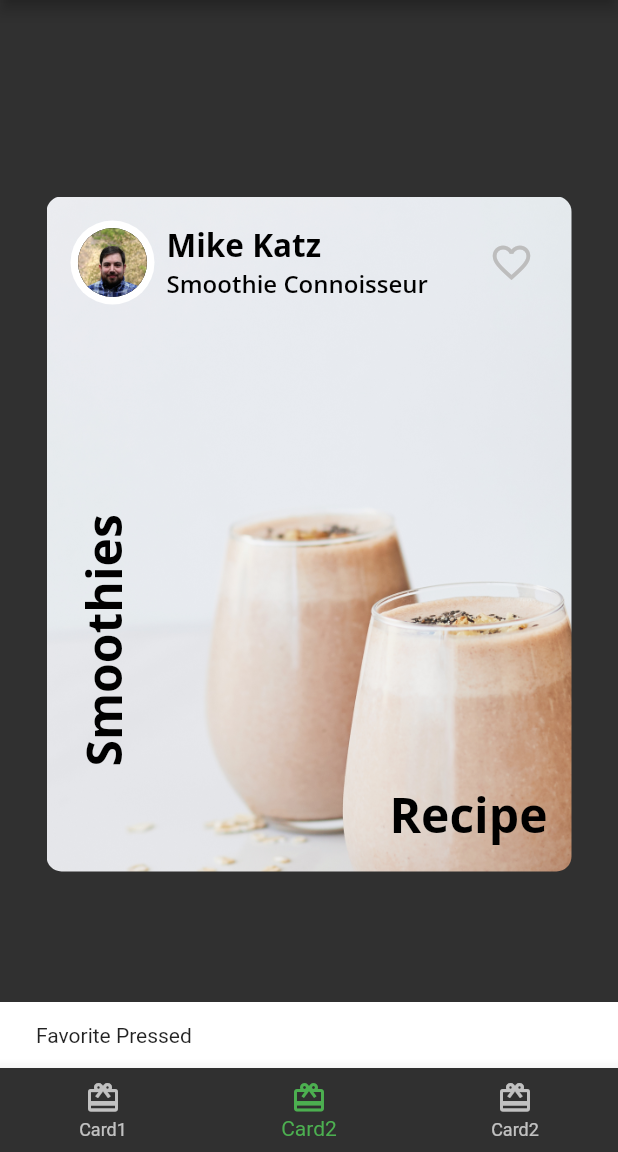
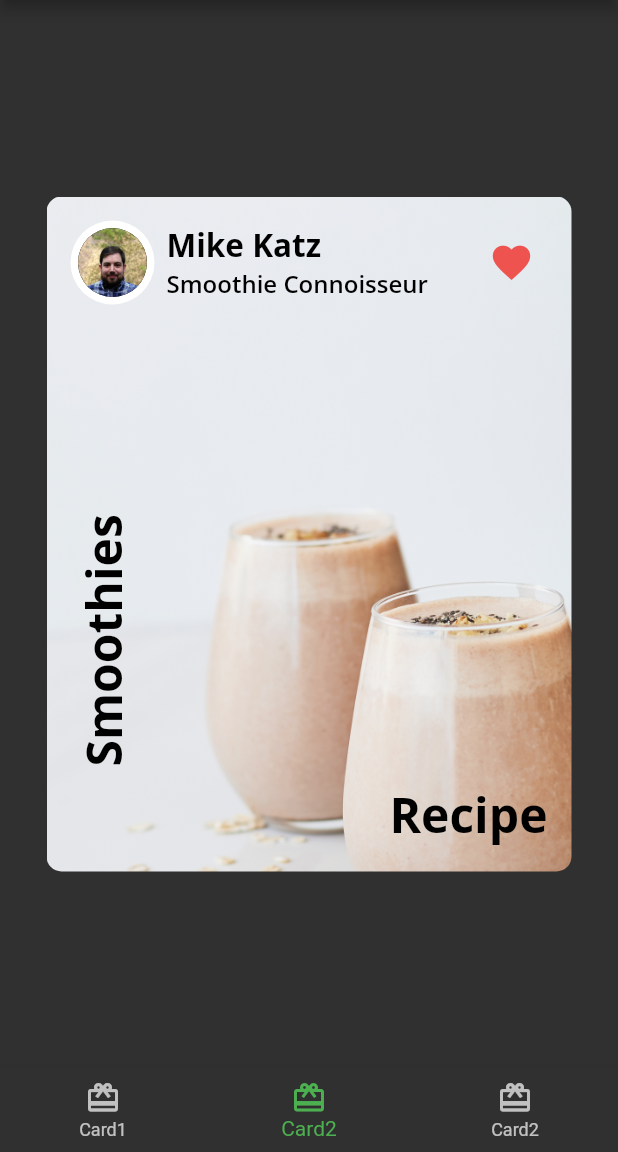
Before and after one commit to cincenfrank/fooderlich_flutter_apprentice, a Flutter app: the screen it shows after launch, item 2 of the bottom bar chosen, after a tap on the "favorite outline" icon, on a phone screen of 412 x 824 dp, the part 84-1236 px from its top. Run offline on Flutter 3.47's test engine with Material 2 defaults, Android fonts, the phone set to English and light mode, and no system bars; our stand-ins replace google_fonts.

Commit message:
converted author card in stateful widget

```diff
--- a/lib/author_card.dart
+++ b/lib/author_card.dart
@@ -2,7 +2,7 @@ import 'package:flutter/material.dart';
 import 'package:fooderlich/circle_image.dart';
 import 'package:fooderlich/fooderlich_theme.dart';
 
-class AuthorCard extends StatelessWidget {
+class AuthorCard extends StatefulWidget {
   const AuthorCard({
     Key? key,
     required this.authorName,
@@ -15,6 +15,12 @@ class AuthorCard extends StatelessWidget {
   final ImageProvider? imageProvider;
 
   @override
+  State<AuthorCard> createState() => _AuthorCardState();
+}
+
+class _AuthorCardState extends State<AuthorCard> {
+  bool _isFavourite = false;
+  @override
   Widget build(BuildContext context) {
     return Container(
       padding: const EdgeInsets.all(16),
@@ -24,7 +30,7 @@ class AuthorCard extends StatelessWidget {
           Row(
             children: [
               CircleImage(
-                imageProvider: imageProvider,
+                imageProvider: widget.imageProvider,
                 imageRadius: 28,
               ),
               const SizedBox(
@@ -34,11 +40,11 @@ class AuthorCard extends StatelessWidget {
                 crossAxisAlignment: CrossAxisAlignment.start,
                 children: [
                   Text(
-                    authorName,
+                    widget.authorName,
                     style: FooderlichTheme.lightTextTheme.headline2,
                   ),
                   Text(
-                    title,
+                    widget.title,
                     style: FooderlichTheme.lightTextTheme.headline3,
                   )
                 ],
@@ -47,12 +53,17 @@ class AuthorCard extends StatelessWidget {
           ),
           IconButton(
             onPressed: () {
-              const snackBar = SnackBar(content: Text('Favorite Pressed'));
-              ScaffoldMessenger.of(context).showSnackBar(snackBar);
+              // const snackBar = SnackBar(content: Text('Favorite Pressed'));
+              // ScaffoldMessenger.of(context).showSnackBar(snackBar);
+              setState(() {
+                _isFavourite = !_isFavourite;
+              });
             },
-            icon: const Icon(Icons.favorite_border),
+            icon: Icon(
+              _isFavourite ? Icons.favorite : Icons.favorite_border,
+            ),
             iconSize: 30,
-            color: Colors.grey[400],
+            color: Colors.red[400],
           ),
         ],
       ),
--- a/lib/main.dart
+++ b/lib/main.dart
@@ -8,13 +8,10 @@ void main() {
 }
 
 class Fooderlich extends StatelessWidget {
-  // 2
   const Fooderlich({Key? key}) : super(key: key);
   @override
   Widget build(BuildContext context) {
     final theme = FooderlichTheme.dark();
-    // TODO: Apply Home widget
-    // 3
     return MaterialApp(
       theme: theme,
       title: 'Fooderlich',
```
